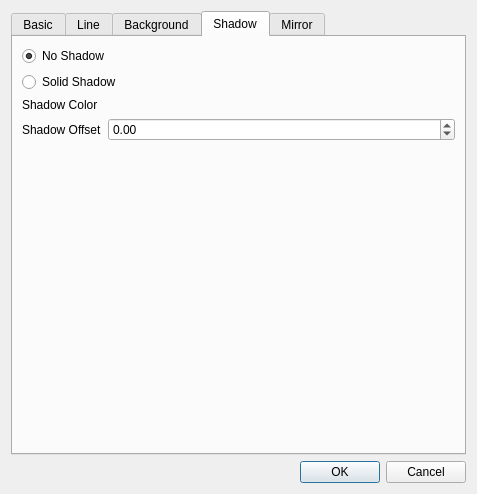
Above: src/items/GenericItemConfig.ui from google-code-export/dviz before the change. Below: the same form after it.
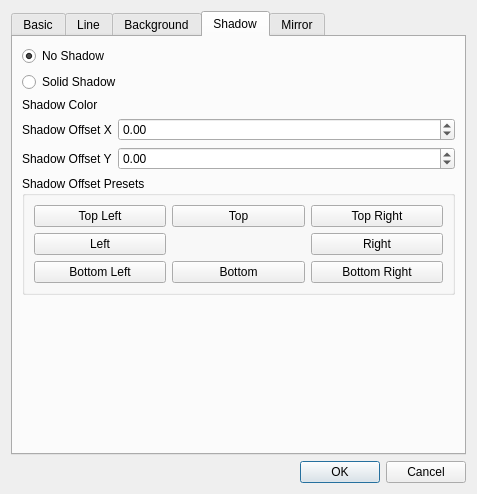
That is the form after the change. The open tabs and pages were chosen to show the change. Icons and pictures are not drawn.

Commit message: Added basic text shadows (no blur, just hard shadow). Added shadow X/Y offset attributes (instead of a single offset value) and added shadow offset preset buttons to the generic config base dialog.

Diff of the .ui file:
```diff
--- a/src/items/GenericItemConfig.ui
+++ b/src/items/GenericItemConfig.ui
@@ -644,7 +644,7 @@
          <item row="1" column="0">
           <widget class="QLabel" name="label_4">
            <property name="text">
-            <string>Shadow Offset</string>
+            <string>Shadow Offset X</string>
            </property>
           </widget>
          </item>
@@ -652,11 +652,113 @@
           <widget class="QDoubleSpinBox" name="shadowOffsetBox">
            <property name="minimum">
             <double>-99.989999999999995</double>
+           </property>
+           <property name="singleStep">
+            <double>0.500000000000000</double>
+           </property>
+          </widget>
+         </item>
+         <item row="2" column="0">
+          <widget class="QLabel" name="label_6">
+           <property name="text">
+            <string>Shadow Offset Y</string>
+           </property>
+          </widget>
+         </item>
+         <item row="2" column="1">
+          <widget class="QDoubleSpinBox" name="shadowYOffsetBox">
+           <property name="minimum">
+            <double>-99.989999999999995</double>
+           </property>
+           <property name="singleStep">
+            <double>0.500000000000000</double>
            </property>
           </widget>
          </item>
         </layout>
        </item>
+       <item>
+        <widget class="QGroupBox" name="groupBox_6">
+         <property name="title">
+          <string>Shadow Offset Presets</string>
+         </property>
+         <layout class="QVBoxLayout" name="verticalLayout_18">
+          <item>
+           <layout class="QGridLayout" name="gridLayout_4">
+            <item row="0" column="0">
+             <widget class="QPushButton" name="shadowOffsetPresetTL">
+              <property name="text">
+               <string>Top Left</string>
+              </property>
+             </widget>
+            </item>
+            <item row="0" column="1">
+             <widget class="QPushButton" name="shadowOffsetPresetT">
+              <property name="text">
+               <string>Top</string>
+              </property>
+             </widget>
+            </item>
+            <item row="0" column="2">
+             <widget class="QPushButton" name="shadowOffsetPresetTR">
+              <property name="text">
+               <string>Top Right</string>
+              </property>
+             </widget>
+            </item>
+            <item row="1" column="0">
+             <widget class="QPushButton" name="shadowOffsetPresetL">
+              <property name="text">
+               <string>Left</string>
+              </property>
+             </widget>
+            </item>
+            <item row="1" column="2">
+             <widget class="QPushButton" name="shadowOffsetPresetR">
+              <property name="text">
+               <string>Right</string>
+              </property>
+             </widget>
+            </item>
+            <item row="2" column="0">
+             <widget class="QPushButton" name="shadowOffsetPresetBL">
+              <property name="text">
+               <string>Bottom Left</string>
+              </property>
+             </widget>
+            </item>
+            <item row="2" column="1">
+             <widget class="QPushButton" name="shadowOffsetPresetB">
+              <property name="text">
+               <string>Bottom</string>
+              </property>
+             </widget>
+            </item>
+            <item row="2" column="2">
+             <widget class="QPushButton" name="shadowOffsetPresetBR">
+              <property name="text">
+               <string>Bottom Right</string>
+              </property>
+             </widget>
+            </item>
+           </layout>
+          </item>
+         </layout>
+        </widget>
+       </item>
+       <item>
+        <spacer name="verticalSpacer_4">
+         <property name="orientation">
+          <enum>Qt::Vertical</enum>
+         </property>
+         <property name="sizeHint" stdset="0">
+          <size>
+           <width>20</width>
+           <height>40</height>
+          </size>
+         </property>
+        </spacer>
+       </item>
       </layout>
      </widget>
      <widget class="QWidget" name="reflectionTab">
```
Left out of the diff: 7 changed lines with no effect on the pictures. The commit also changes 11 other files.
